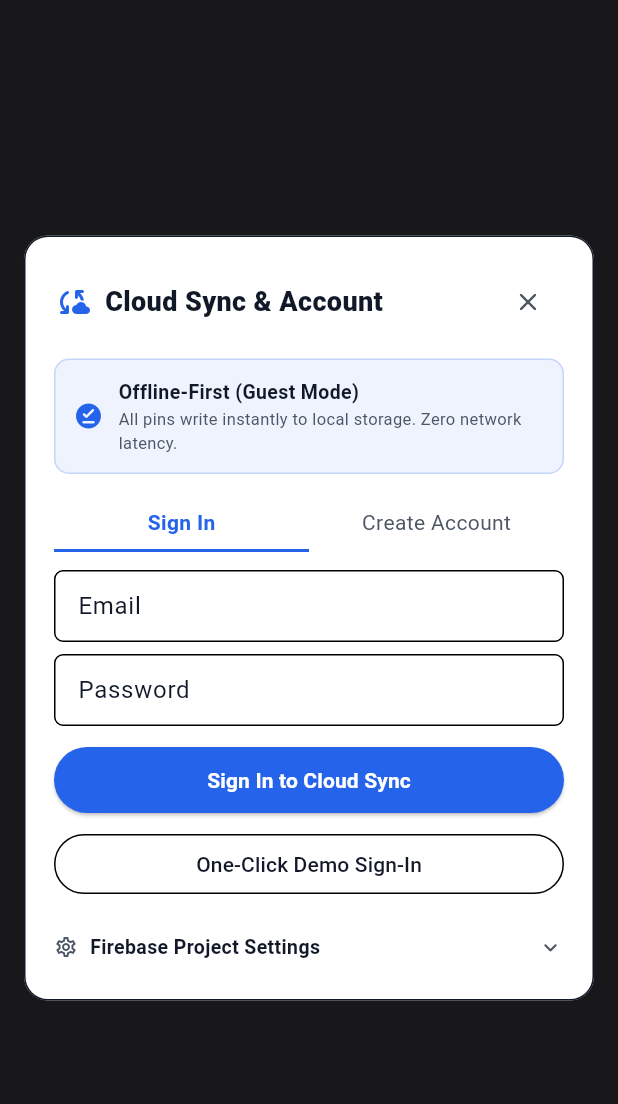
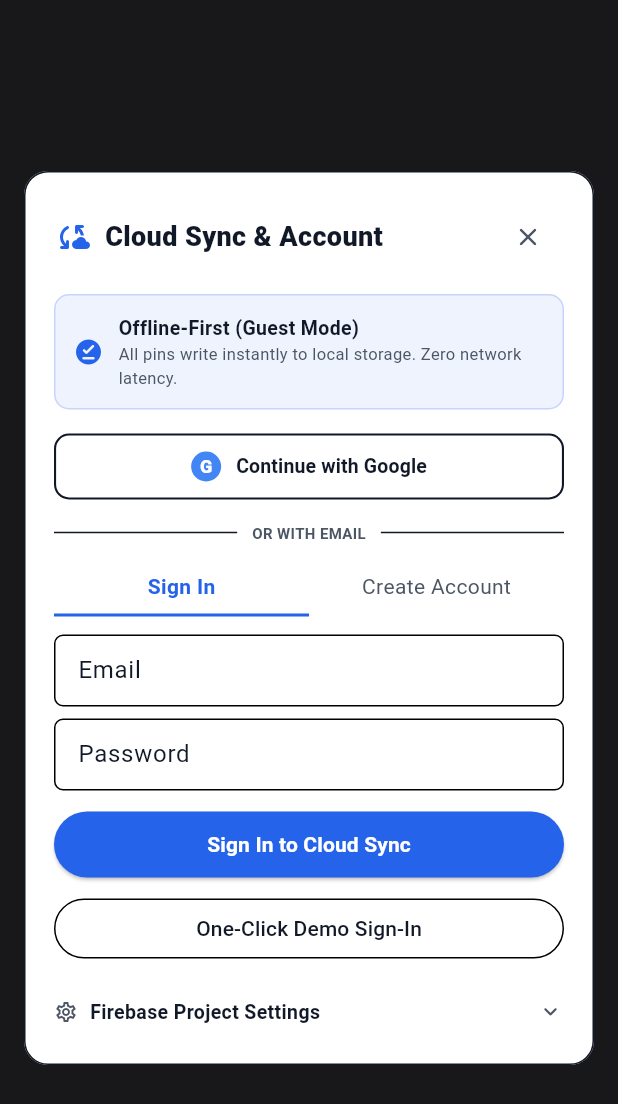
Before and after one commit to Cris92bb/Pin, a Flutter app: the FirebaseAccountModal widget shown alone on an empty page, opened directly, on a phone screen of 412 x 824 dp. Shown: the top 1104 px of the screen. Run offline on Flutter 3.47's test engine with Material 3 defaults, Android fonts, the phone set to English and light mode, and no system bars; our stand-ins replace flutter_riverpod, shared_preferences; accounts and stored records are empty.

Commit message:
feat(sync): add 1-click passwordless Google sign-in

```diff
--- a/lib/features/sync/ui/firebase_account_modal.dart
+++ b/lib/features/sync/ui/firebase_account_modal.dart
@@ -80,6 +80,72 @@ class _FirebaseAccountModalState extends ConsumerState<FirebaseAccountModal> {
     if (success && mounted) {
       setState(() {
         _localNotice = 'Successfully authenticated!';
+      });
+    }
+  }
+
+  Future<void> _handleGoogleSignIn([String? email]) async {
+    final controller = ref.read(syncControllerProvider.notifier);
+    String chosenEmail = email ?? _emailController.text.trim();
+
+    if (chosenEmail.isEmpty) {
+      final result = await showDialog<String>(
+        context: context,
+        builder: (ctx) {
+          final textCtrl = TextEditingController(text: 'cris92bb@gmail.com');
+          return AlertDialog(
+            title: const Row(
+              children: [
+                Icon(Icons.account_circle_outlined, color: PinTokens.primary, size: 24),
+                SizedBox(width: 8),
+                Text('Google Sign-In', style: TextStyle(fontSize: 16, fontWeight: FontWeight.bold)),
+              ],
+            ),
+            content: Column(
+              mainAxisSize: MainAxisSize.min,
+              crossAxisAlignment: CrossAxisAlignment.start,
+              children: [
+                const Text(
+                  'Sign in with your Google account. No registration or password required.',
+                  style: TextStyle(fontSize: 12),
+                ),
+                const SizedBox(height: 12),
+                TextField(
+                  controller: textCtrl,
+                  keyboardType: TextInputType.emailAddress,
+                  autofocus: true,
+                  decoration: const InputDecoration(
+                    labelText: 'Google Email Address',
+                    hintText: 'e.g. user@gmail.com',
+                    isDense: true,
+                    border: OutlineInputBorder(),
+                  ),
+                ),
+              ],
+            ),
+            actions: [
+              TextButton(
+                onPressed: () => Navigator.of(ctx).pop(),
+                child: const Text('Cancel'),
+              ),
+              ElevatedButton(
+                style: ElevatedButton.styleFrom(backgroundColor: PinTokens.primary),
+                onPressed: () => Navigator.of(ctx).pop(textCtrl.text.trim()),
+                child: const Text('Sign In Instantly', style: TextStyle(color: Colors.white)),
+              ),
+            ],
+          );
+        },
+      );
+      if (result == null || result.isEmpty) return;
+      chosenEmail = result;
+    }
+
+    setState(() => _localNotice = 'Signing in with Google...');
+    final success = await controller.signInWithGoogle(email: chosenEmail);
+    if (mounted) {
+      setState(() {
+        _localNotice = success ? 'Signed in as $chosenEmail' : null;
       });
     }
   }
@@ -476,6 +542,69 @@ class _FirebaseAccountModalState extends ConsumerState<FirebaseAccountModal> {
 
         const SizedBox(height: 14),
 
+        // 1-Click Google Sign-In button (No registration, no password)
+        ElevatedButton(
+          style: ElevatedButton.styleFrom(
+            backgroundColor: isDark ? PinTokens.darkPhoneFrameBg : Colors.white,
+            foregroundColor: textPrimary,
+            side: BorderSide(color: borderColor, width: 1.4),
+            padding: const EdgeInsets.symmetric(vertical: 12, horizontal: 16),
+            shape: const RoundedRectangleBorder(borderRadius: PinTokens.radiusMd),
+            elevation: 0,
+          ),
+          onPressed: () => _handleGoogleSignIn(),
+          child: Row(
+            mainAxisAlignment: MainAxisAlignment.center,
+            children: [
+              Container(
+                width: 20,
+                height: 20,
+                decoration: const BoxDecoration(
+                  shape: BoxShape.circle,
+                  color: Color(0xFF4285F4),
+                ),
+                child: const Center(
+                  child: Text(
+                    'G',
+                    style: TextStyle(
+                      color: Colors.white,
+                      fontWeight: FontWeight.w900,
+                      fontSize: 12,
+                    ),
+                  ),
+                ),
+              ),
+              const SizedBox(width: 10),
+              const Text(
+                'Continue with Google',
+                style: TextStyle(
+                  fontSize: 13,
+                  fontWeight: FontWeight.w700,
+                  letterSpacing: 0.1,
+                ),
+              ),
+            ],
+          ),
+        ),
+
+        const SizedBox(height: 12),
+
+        Row(
+          children: [
+            Expanded(child: Divider(color: borderColor)),
+            Padding(
+              padding: const EdgeInsets.symmetric(horizontal: 10),
+              child: Text(
+                'OR WITH EMAIL',
+                style: TextStyle(fontSize: 10, fontWeight: FontWeight.w600, color: textSecondary),
+              ),
+            ),
+            Expanded(child: Divider(color: borderColor)),
+          ],
+        ),
+
+        const SizedBox(height: 10),
+
         // Auth mode switch
         Row(
           children: [
```
Also changed, not shown: lib/features/sync/services/firebase_auth_service.dart (+49 -0 lines), lib/features/sync/state/sync_controller.dart (+19 -0 lines), 2 other files.
